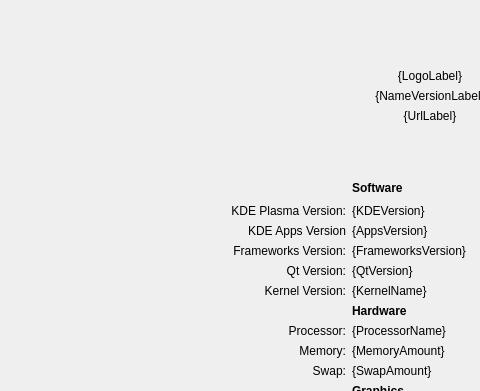
Above: src/Module.ui from ds9-extras/kcm-about-extended before the change; both pictures show x 97 to 577 and y 0 to 391 of the 1054 by 862 pixel window. Below: the same form after it.
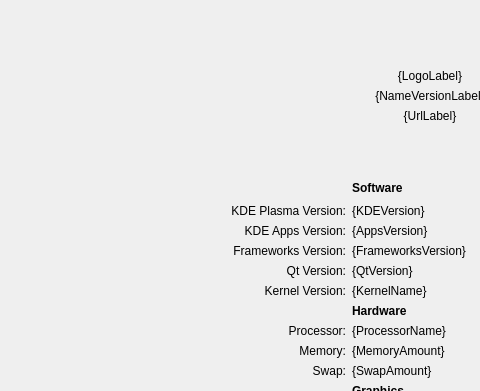
That is the form after the change.

Patch:
```diff
--- a/src/Module.ui
+++ b/src/Module.ui
@@ -199,7 +199,7 @@
        <item row="11" column="3">
         <widget class="QLabel" name="apps">
          <property name="text">
-          <string>KDE Apps Version</string>
+          <string>KDE Apps Version:</string>
          </property>
          <property name="alignment">
           <set>Qt::AlignRight|Qt::AlignTrailing|Qt::AlignVCenter</set>
```
